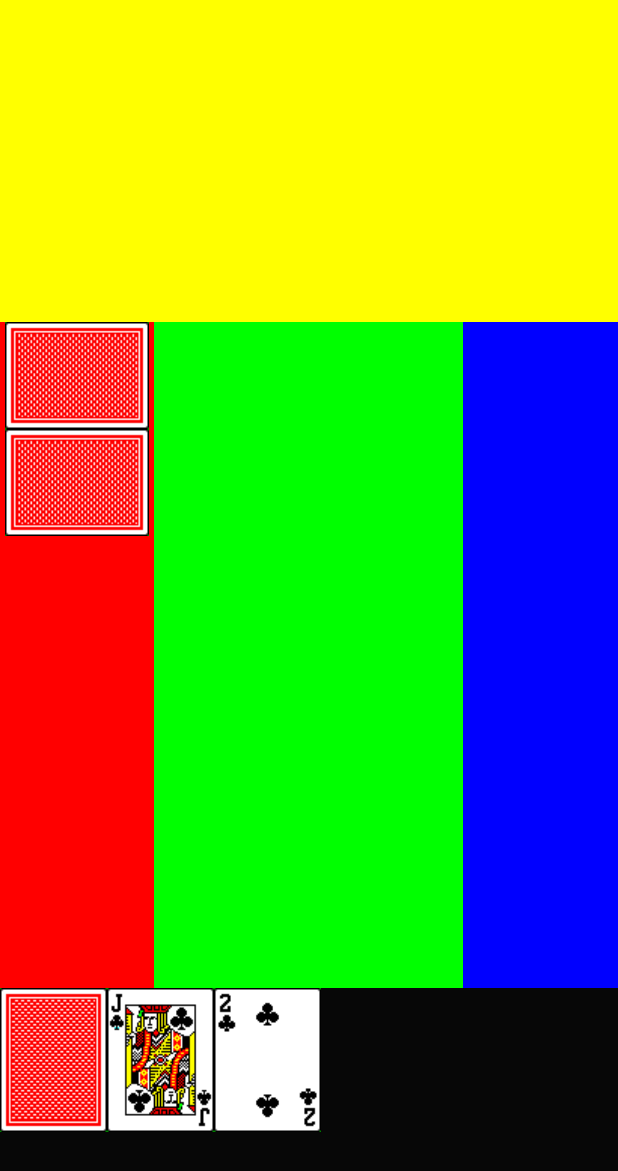
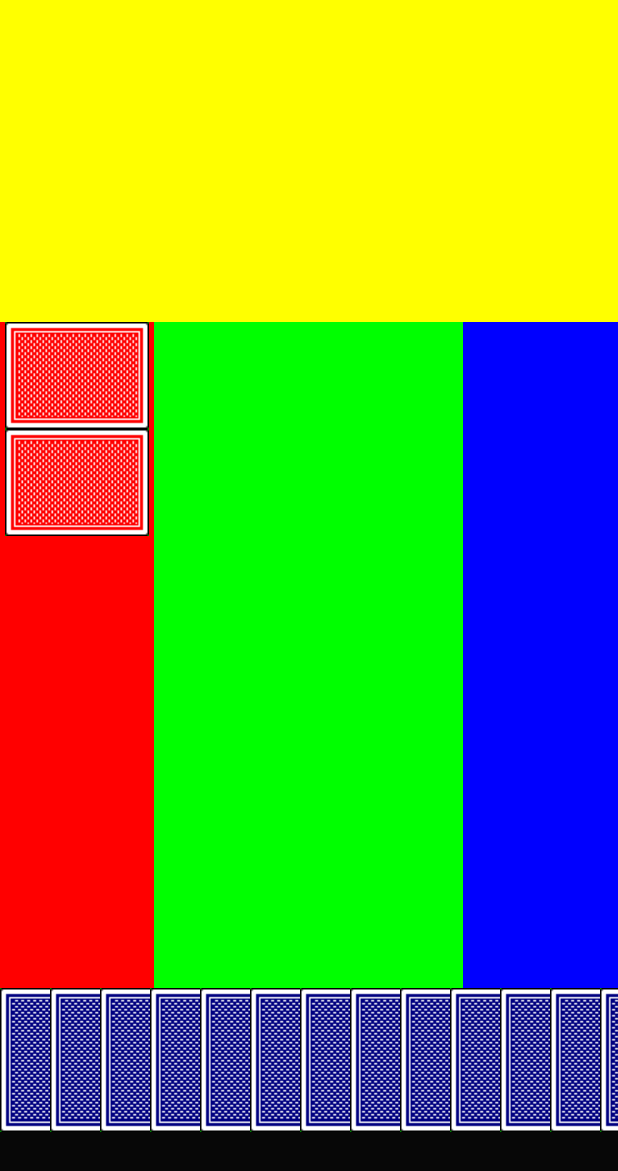
Before and after one commit to mtc0417/learningAndroid, an Android app: the screen it shows after launch (MainActivity), on a phone screen of 412 x 824 dp. Shown: the top 1171 px of the screen. Run offline under Robolectric (Android 15) with nearby library versions, the phone set to English and light mode, and no system bars.

```diff
--- a/app/src/main/java/com/dhoolak/learning/CardView.java
+++ b/app/src/main/java/com/dhoolak/learning/CardView.java
@@ -52,7 +52,22 @@ public class CardView extends ImageView {
 
     public void loadImage()
     {
-        this.setImageBitmap(getFrontBitmap());
+        Bitmap bm;
+        if(mCardDisplayState == CardDisplayState.OPEN)
+        {
+            bm = getFrontBitmap();
+        }
+        else
+        {
+            if(mCardOrientation == CardOrientation.HORIZONTAL) {
+                bm = getHorizontalBackBitmap();
+            }
+            else
+            {
+                bm = getVerticalBackBitmap();
+            }
+        }
+        this.setImageBitmap(bm);
     }
     public Bitmap getFrontBitmap() {
         return getBitmap(mCard.getDrawableName());
--- a/app/src/main/java/com/dhoolak/learning/MainActivity.java
+++ b/app/src/main/java/com/dhoolak/learning/MainActivity.java
@@ -1,5 +1,6 @@
 package com.dhoolak.learning;
 
+import android.app.ActionBar;
 import android.app.Activity;
 import android.app.AlertDialog;
 import android.content.DialogInterface;
@@ -10,6 +11,7 @@ import android.os.Bundle;
 import android.view.Menu;
 import android.view.MenuItem;
 import android.view.View;
+import android.view.ViewGroup;
 import android.view.WindowManager;
 import android.widget.Button;
 import android.widget.ImageView;
@@ -24,16 +26,11 @@ public class MainActivity extends Activity {
         super.onCreate(savedInstanceState);
         setContentView(R.layout.activity_main2);
 
-        LinearLayout bottomLayout = (LinearLayout) findViewById(R.id.bottom);
-        ImageView image = new ImageView(this);
-        Bitmap bMap = BitmapFactory.decodeResource(getResources(), R.drawable.b2fv);
-        image.setImageBitmap(bMap);
-        bottomLayout.addView(image);
-        //l_layout.setOrientation(RelativeLayout.VERTICAL);
+        RelativeLayout bottomLayout = (RelativeLayout) findViewById(R.id.bottom);
 
         LinearLayout leftLayout = (LinearLayout) findViewById(R.id.left);
         ImageView image2 = new ImageView(this);
-        bMap = BitmapFactory.decodeResource(getResources(), R.drawable.b2fh);
+        Bitmap bMap = BitmapFactory.decodeResource(getResources(), R.drawable.b2fh);
         image2.setImageBitmap(bMap);
         leftLayout.addView(image2);
         //leftLayout.setOrientation(LinearLayout.VERTICAL);
@@ -42,10 +39,45 @@ public class MainActivity extends Activity {
         image3.setImageBitmap(bMap);
         leftLayout.addView(image3);
 
-        CardView card = new CardView(this, new Card(Card.CardSuit.CHIDI, Card.CardNumber.J));
+        CardView card = new CardView(this, new Card(Card.CardSuit.CHIDI, Card.CardNumber.N1));
         bottomLayout.addView(card);
         card = new CardView(this, new Card(Card.CardSuit.CHIDI, Card.CardNumber.N2));
         bottomLayout.addView(card);
+        card.setX(50);
+
+        card = new CardView(this, new Card(Card.CardSuit.CHIDI, Card.CardNumber.N3));
+        bottomLayout.addView(card);
+        card.setX(50*2);
+        card = new CardView(this, new Card(Card.CardSuit.CHIDI, Card.CardNumber.N4));
+        bottomLayout.addView(card);
+        card.setX(50*3);
+        card = new CardView(this, new Card(Card.CardSuit.CHIDI, Card.CardNumber.N5));
+        bottomLayout.addView(card);
+        card.setX(50*4);
+        card = new CardView(this, new Card(Card.CardSuit.CHIDI, Card.CardNumber.N6));
+        bottomLayout.addView(card);
+        card.setX(50*5);
+        card = new CardView(this, new Card(Card.CardSuit.CHIDI, Card.CardNumber.N7));
+        bottomLayout.addView(card);
+        card.setX(50*6);
+        card = new CardView(this, new Card(Card.CardSuit.CHIDI, Card.CardNumber.N8));
+        bottomLayout.addView(card);
+        card.setX(50*7);
+        card = new CardView(this, new Card(Card.CardSuit.CHIDI, Card.CardNumber.N9));
+        bottomLayout.addView(card);
+        card.setX(50*8);
+        card = new CardView(this, new Card(Card.CardSuit.CHIDI, Card.CardNumber.N10));
+        bottomLayout.addView(card);
+        card.setX(50*9);
+        card = new CardView(this, new Card(Card.CardSuit.CHIDI, Card.CardNumber.J));
+        bottomLayout.addView(card);
+        card.setX(50*10);
+        card = new CardView(this, new Card(Card.CardSuit.CHIDI, Card.CardNumber.Q));
+        bottomLayout.addView(card);
+        card.setX(50*11);
+        card = new CardView(this, new Card(Card.CardSuit.CHIDI, Card.CardNumber.K));
+        bottomLayout.addView(card);
+        card.setX(50*12);
 
         Button btn1 = new Button(this);
         btn1.setText("Kanha Natwarlal Tripathi");
--- a/app/src/main/res/layout/activity_main2.xml
+++ b/app/src/main/res/layout/activity_main2.xml
@@ -56,7 +56,7 @@
             android:background="@color/blue"
             android:orientation="vertical"/>
     </LinearLayout>
-        <LinearLayout
+        <RelativeLayout
             android:layout_width="match_parent"
             android:layout_height="50dp"
             android:layout_weight="0.20"
```
Also changed, not shown: app/src/main/java/com/dhoolak/learning/CardType.java (deleted, +0 -8 lines), app/src/main/java/com/dhoolak/learning/Player.java (deleted, +0 -17 lines), app/src/main/java/com/dhoolak/learning/PlayerType.java (deleted, +0 -8 lines), app/src/main/java/com/dhoolak/learning/PlayerView.java (added, +55 -0 lines).
